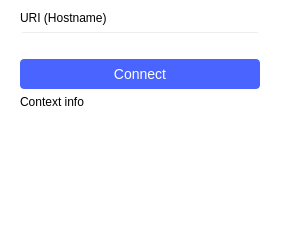
Above: ui/connect.ui from analogdevicesinc/scopy before the change. Below: the same form after it.
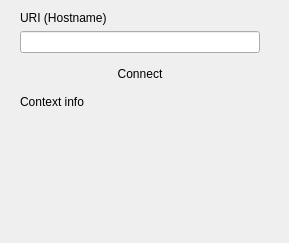
That is the form after the change.

Diff of the .ui file:
```diff
--- a/ui/connect.ui
+++ b/ui/connect.ui
@@ -13,9 +13,6 @@
   <property name="windowTitle">
    <string>Form</string>
   </property>
-  <property name="styleSheet">
-   <string notr="true">background-color: transparent;</string>
-  </property>
   <layout class="QGridLayout" name="gridLayout">
    <property name="leftMargin">
     <number>20</number>
@@ -117,24 +114,7 @@
   min-height: 30px;
   max-height: 30px;
   border: 0px;
-  border-radius: 4px;
-  background-color: #4a64ff;
-  color: #ffffff;
-  font-size: 14px;
-}
-
-QPushButton:disabled {
-background-color: grey;
-}
-
-QPushButton:pressed {
-  background-color: #2a44df;
-}
-
-QPushButton:hover {
-	background-color: #4a34ff;
-}
-</string>
+}</string>
        </property>
        <property name="text">
         <string>Connect</string>
```
Left out of the diff: 3 changed lines with no effect on the pictures.
